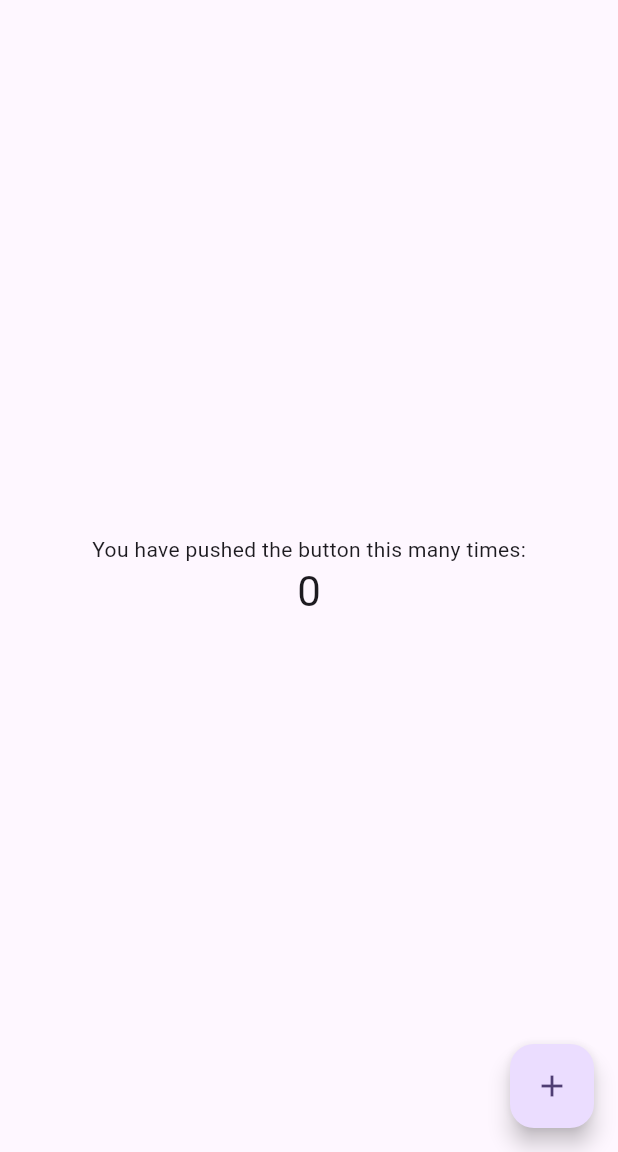
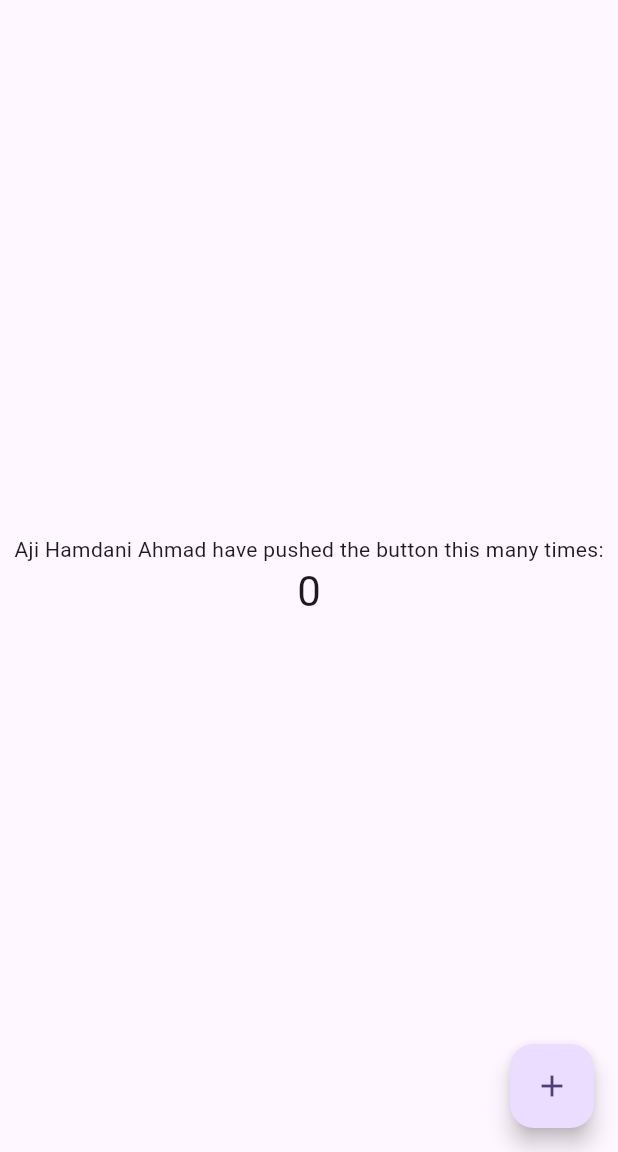
Before and after one commit to ajhmdni/flutter-fundamental-part1, a Flutter app: the screen it shows after launch, on a phone screen of 412 x 824 dp, the part 84-1236 px from its top. Run offline on Flutter 3.47's test engine with Material 3 defaults, Android fonts, the phone set to English and light mode, and no system bars.

Commit message:
add fullname on the app

```diff
--- a/lib/main.dart
+++ b/lib/main.dart
@@ -106,7 +106,7 @@ class _MyHomePageState extends State<MyHomePage> {
           mainAxisAlignment: MainAxisAlignment.center,
           children: <Widget>[
             const Text(
-              'You have pushed the button this many times:',
+              'Aji Hamdani Ahmad have pushed the button this many times:',
             ),
             Text(
               '$_counter',
```
Also changed, not shown: images/01.png (added), 1 other file.
